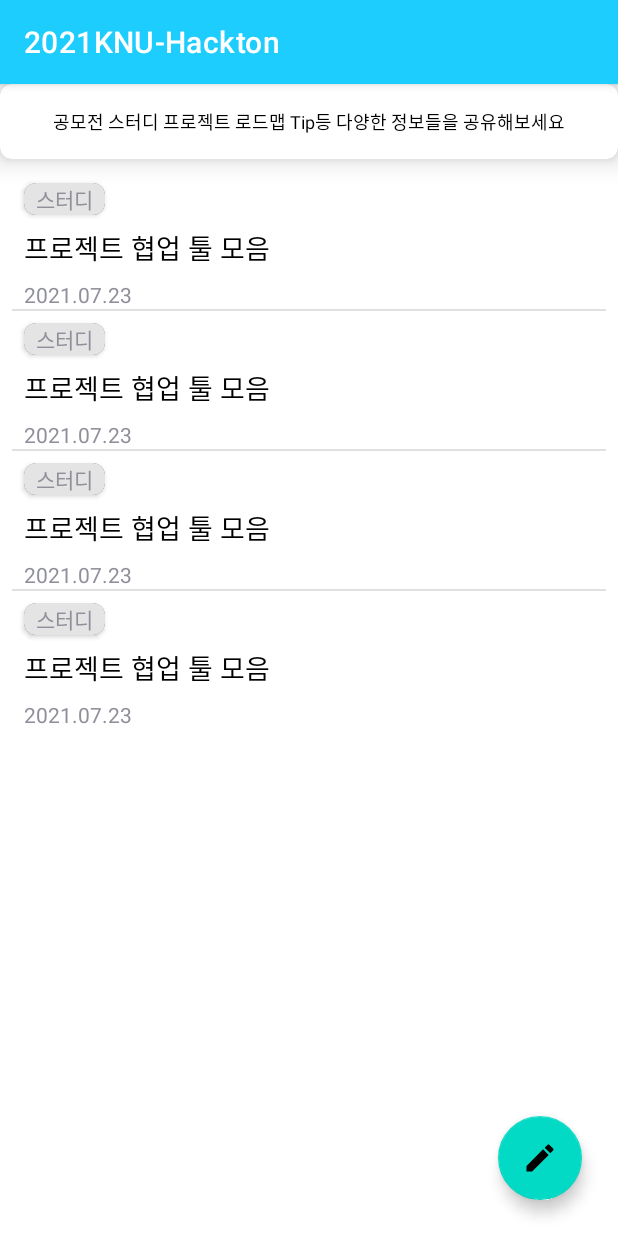
After one commit to Ktaewon/2021KNU-Hackathon, an Android app: the InfoMainActivity screen opened directly, with no data from a screen before it, on a phone screen of 412 x 824 dp. The commit adds this screen. Run offline under Robolectric (Android 15) with nearby library versions, the phone set to English and light mode, and no system bars.

Commit message:
마이페이지 콘텐츠 관련 액티비티 완성, 작성 액티비티 필요

```diff
--- a/app/build.gradle
+++ b/app/build.gradle
@@ -2,6 +2,7 @@ plugins {
     id 'com.android.application'
 //    id 'com.google.gms.google-services'
 }
+apply plugin: 'kotlin-android'
 
 android {
     compileSdkVersion 30
@@ -40,4 +41,9 @@ dependencies {
     androidTestImplementation 'androidx.test.ext:junit:1.1.3'
     androidTestImplementation 'androidx.test.espresso:espresso-core:3.4.0'
     implementation 'com.google.android.material:material:1.1.0'
+    implementation "androidx.core:core-ktx:+"
+    implementation "org.jetbrains.kotlin:kotlin-stdlib-jdk7:$kotlin_version"
 }
+repositories {
+    mavenCentral()
+}
--- a/app/src/main/AndroidManifest.xml
+++ b/app/src/main/AndroidManifest.xml
@@ -11,10 +11,12 @@
         android:roundIcon="@mipmap/ic_launcher_round"
         android:supportsRtl="true"
         android:theme="@style/Theme.2021KNUHackton">
-        <activity android:name=".ContestPackage.TeamCreateActivity"></activity>
+        <activity android:name=".ContestPackage.TeamCreateActivity" />
         <activity android:name=".ContestPackage.TeamInfoActivity" />
         <activity android:name=".ContestPackage.ContestInformationActivity" />
         <activity android:name=".ContestPackage.ContestMainActivity" />
+        <activity android:name=".InfoBoard.InfoDataDescriptionActivity" />
+        <activity android:name=".InfoBoard.InfoMainActivity" />
         <activity android:name=".MainActivity">
             <intent-filter>
                 <action android:name="android.intent.action.MAIN" />
--- /dev/null
+++ b/app/src/main/java/com/beoks/a2021knu_hackton/InfoBoard/InfoData.kt
@@ -0,0 +1,25 @@
+package com.beoks.a2021knu_hackton.InfoBoard
+
+import java.io.Serializable
+
+class InfoData(var title: String, var date: String, var description: String, var kind: String) : Serializable {
+    companion object {
+        val sample: InfoData
+            get() = InfoData("프로젝트 협업 툴 모음",
+                    "2021.07.23",
+                    """예시 프로젝트나 스터디 할 때, 활용해보세요!
+
+ 1. Github
+https://github.com/
+
+ 2. Slack
+https://slack.com/intl/ko-kr/
+
+ 3. Trello
+https://trello.com/
+
+ 4. 네이버 웍스
+https://naver.worksmobile.com/""",
+                    "스터디")
+    }
+}
--- /dev/null
+++ b/app/src/main/java/com/beoks/a2021knu_hackton/InfoBoard/InfoMainActivity.kt
@@ -0,0 +1,76 @@
+package com.beoks.a2021knu_hackton.InfoBoard
+
+import android.content.Context
+import android.content.Intent
+import android.os.Bundle
+import android.view.LayoutInflater
+import android.view.View
+import android.view.ViewGroup
+import android.widget.BaseAdapter
+import android.widget.ListView
+import android.widget.TextView
+import androidx.appcompat.app.AppCompatActivity
+import com.beoks.a2021knu_hackton.InfoBoard.InfoData.Companion.sample
+import com.beoks.a2021knu_hackton.R
+import java.util.*
+
+class InfoMainActivity : AppCompatActivity() {
+
+    var infoDataArrayList: ArrayList<InfoData>? = null
+    override fun onCreate(savedInstanceState: Bundle?) {
+        super.onCreate(savedInstanceState)
+        setContentView(R.layout.activity_info_main)
+        infoBoardData
+        setListView()
+    }
+
+    //get sample data
+    val infoBoardData: Unit
+        get() {
+            //get sample data
+            infoDataArrayList = ArrayList()
+            infoDataArrayList!!.add(sample)
+            infoDataArrayList!!.add(sample)
+            infoDataArrayList!!.add(sample)
+            infoDataArrayList!!.add(sample)
+        }
+
+    fun setListView() {
+        (findViewById<View>(R.id.info_main_listview) as ListView).adapter = InfoAdapter(applicationContext)
+    }
+
+    internal inner class InfoAdapter(context: Context?) : BaseAdapter() {
+        var inflater: LayoutInflater
+        override fun getCount(): Int {
+            return infoDataArrayList!!.size
+        }
+
+        override fun getItem(i: Int): Any {
+            return infoDataArrayList!![i]
+        }
+
+        override fun getItemId(i: Int): Long {
+            return i.toLong()
+        }
+
+        override fun getView(i: Int, view: View?, viewGroup: ViewGroup?): View {
+            var view = view
+            if (view == null) {
+                view = inflater.inflate(R.layout.info_main_list_content, null)
+                (view.findViewById<View>(R.id.info_main_list_content_title) as TextView).text = infoDataArrayList!![i].title
+                (view.findViewById<View>(R.id.info_main_list_content_kind) as TextView).text = infoDataArrayList!![i].kind
+                (view.findViewById<View>(R.id.info_main_list_content_date) as TextView).text = infoDataArrayList!![i].date
+                view.setOnClickListener {
+                    val intent = Intent(applicationContext, InfoDataDescriptionActivity::class.java)
+                    intent.putExtra("InfoData", infoDataArrayList!![i])
+                    startActivity(intent)
+                }
+            }
+            return view!!
+        }
+
+        init {
+            inflater = context!!.getSystemService(LAYOUT_INFLATER_SERVICE) as LayoutInflater
+        }
+    }
+}
--- /dev/null
+++ b/app/src/main/res/layout/activity_info_main.xml
@@ -0,0 +1,43 @@
+<?xml version="1.0" encoding="utf-8"?>
+<FrameLayout xmlns:android="http://schemas.android.com/apk/res/android"
+    xmlns:app="http://schemas.android.com/apk/res-auto"
+    xmlns:tools="http://schemas.android.com/tools"
+    android:orientation="vertical"
+    android:layout_width="match_parent"
+    android:layout_height="match_parent"
+    tools:context=".InfoBoard.InfoMainActivity">
+    <LinearLayout
+        android:orientation="vertical"
+        android:layout_width="fill_parent"
+        android:layout_height="wrap_content">
+        <androidx.cardview.widget.CardView
+            app:cardCornerRadius="8dp"
+            android:elevation="100dp"
+            app:cardElevation="10dp"
+            android:layout_width="match_parent"
+            android:layout_height="wrap_content">
+            <TextView
+                android:gravity="center"
+                android:textSize="12dp"
+                android:padding="16dp"
+                android:layout_width="match_parent"
+                android:layout_height="wrap_content"
+                android:text="공모전 스터디 프로젝트 로드맵 Tip등 다양한 정보들을 공유해보세요"
+                android:textColor="@color/black"/>
+        </androidx.cardview.widget.CardView>
+        <ListView
+            android:layout_margin="8dp"
+            android:id="@+id/info_main_listview"
+            android:layout_width="match_parent"
+            android:layout_height="match_parent"/>
+    </LinearLayout>
+    <com.google.android.material.floatingactionbutton.FloatingActionButton
+        android:id="@+id/floating_button"
+        android:background="@color/theme"
+        android:src="@drawable/ic_baseline_create_24"
+        android:layout_gravity="end|bottom"
+        android:layout_margin="24dp"
+        android:layout_width="wrap_content"
+        android:layout_height="wrap_content"/>
+
+</FrameLayout>
--- /dev/null
+++ b/app/src/main/res/layout/info_main_list_content.xml
@@ -0,0 +1,36 @@
+<?xml version="1.0" encoding="utf-8"?>
+<LinearLayout xmlns:android="http://schemas.android.com/apk/res/android"
+    xmlns:app="http://schemas.android.com/apk/res-auto"
+    android:orientation="vertical"
+    android:layout_width="match_parent"
+    android:layout_height="match_parent">
+    <androidx.cardview.widget.CardView
+        android:layout_marginLeft="8dp"
+        android:layout_marginTop="8dp"
+        app:cardCornerRadius="8dp"
+        android:layout_width="wrap_content"
+        android:layout_height="wrap_content">
+        <TextView
+            android:paddingLeft="8dp"
+            android:paddingRight="8dp"
+            android:background="#E4E4E4"
+            android:id="@+id/info_main_list_content_kind"
+            android:text="스터디"
+            android:layout_width="wrap_content"
+            android:layout_height="wrap_content"/>
+    </androidx.cardview.widget.CardView>
+    <TextView
+        android:id="@+id/info_main_list_content_title"
+        android:textColor="@color/black"
+        android:textSize="18dp"
+        android:text="스터디 보고서 작성 Tip~"
+        android:layout_margin="8dp"
+        android:layout_width="wrap_content"
+        android:layout_height="wrap_content"/>
+    <TextView
+        android:id="@+id/info_main_list_content_date"
+        android:text="2021.07.23"
+        android:layout_marginLeft="8dp"
+        android:layout_width="wrap_content"
+        android:layout_height="wrap_content"/>
+</LinearLayout>
--- a/build.gradle
+++ b/build.gradle
@@ -1,11 +1,13 @@
 // Top-level build file where you can add configuration options common to all sub-projects/modules.
 buildscript {
+    ext.kotlin_version = '1.5.30-M1'
     repositories {
         google()
         jcenter()
     }
     dependencies {
         classpath 'com.android.tools.build:gradle:4.2.2'
+        classpath "org.jetbrains.kotlin:kotlin-gradle-plugin:$kotlin_version"
         //classpath 'com.google.gms:google-services:4.3.3'
 
         // NOTE: Do not place your application dependencies here; they belong
```
Also changed, not shown: app/src/main/java/com/beoks/a2021knu_hackton/InfoBoard/InfoDataDescriptionActivity.kt (added, +40 -0 lines), app/src/main/java/com/beoks/a2021knu_hackton/MainActivity.java (+11 -0 lines), app/src/main/res/layout/activity_info_data_description.xml (added, +22 -0 lines).
